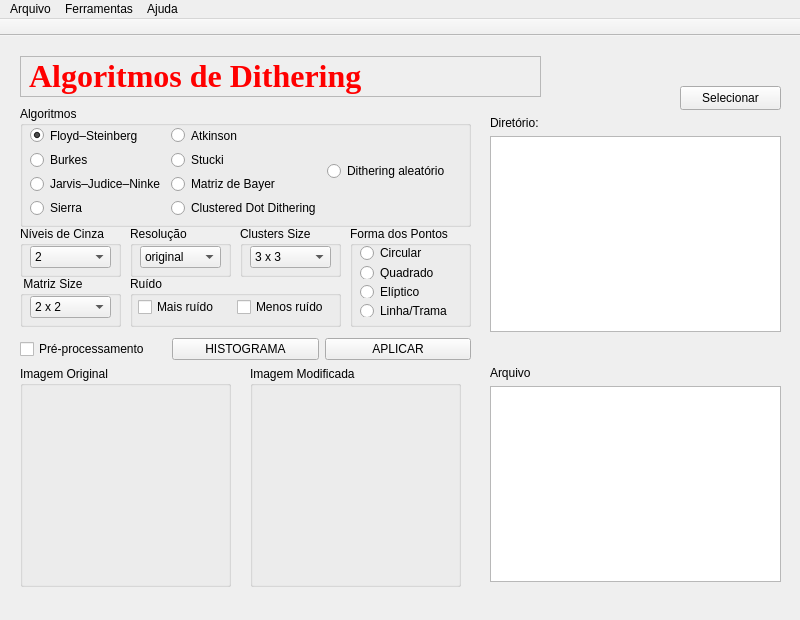
The window that mainwindow.ui (slovich/PdI) describes before a commit, drawn with Qt 5.
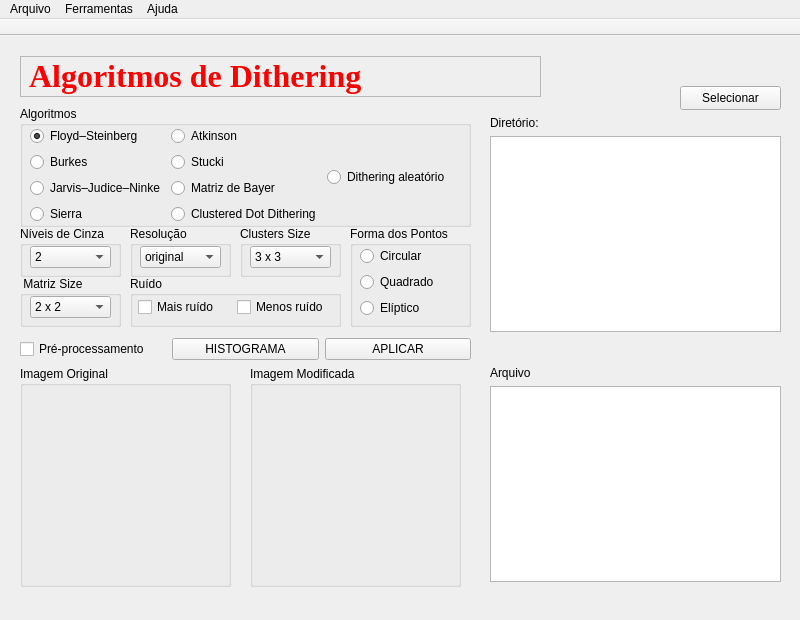
The same window after the commit. Icons and pictures are not drawn.

Diff of the .ui file:
```diff
--- a/mainwindow.ui
+++ b/mainwindow.ui
@@ -2252,13 +2252,13 @@
       <property name="title">
        <string>Algoritmos</string>
       </property>
-      <widget class="QWidget" name="">
+      <widget class="QWidget" name="layoutWidget">
        <property name="geometry">
         <rect>
          <x>10</x>
          <y>20</y>
          <width>431</width>
-         <height>91</height>
+         <height>102</height>
         </rect>
        </property>
        <layout class="QHBoxLayout" name="horizontalLayout_18">
@@ -2588,13 +2588,13 @@
       <property name="title">
        <string>Forma dos Pontos</string>
       </property>
-      <widget class="QWidget" name="">
+      <widget class="QWidget" name="layoutWidget">
        <property name="geometry">
         <rect>
          <x>10</x>
          <y>20</y>
          <width>101</width>
-         <height>71</height>
+         <height>100</height>
         </rect>
        </property>
        <layout class="QVBoxLayout" name="verticalLayout_29">
@@ -2686,7 +2686,7 @@
        <string>Selecionar</string>
       </property>
      </widget>
-     <widget class="QWidget" name="">
+     <widget class="QWidget" name="layoutWidget">
       <property name="geometry">
        <rect>
         <x>10</x>
```
Left out of the diff: 11 changed lines with no effect on the pictures.
